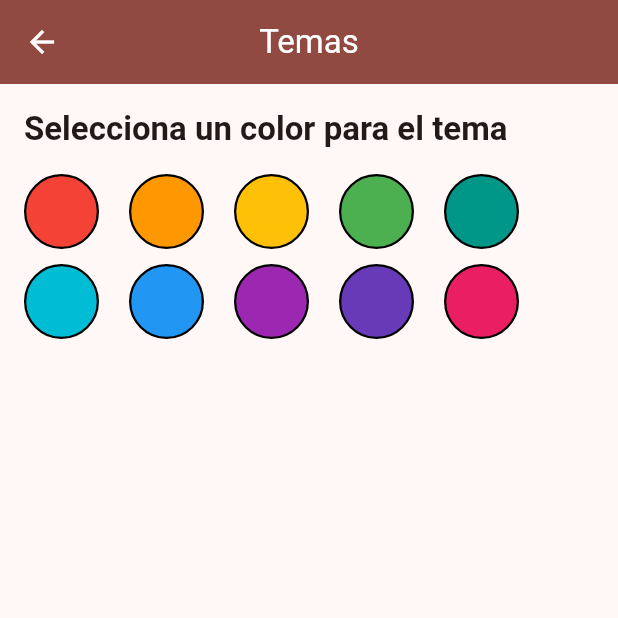
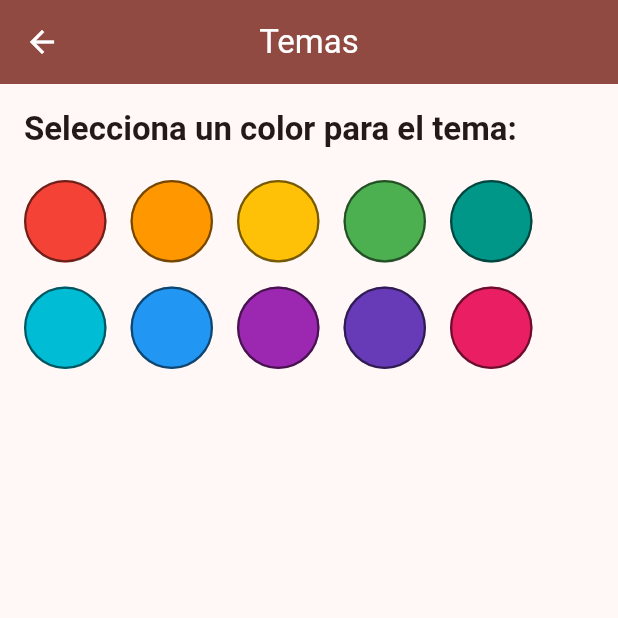
Before and after one commit to Dano442/fablab_app, a Flutter app: the ProfileThemesScreen screen opened directly, on a phone screen of 412 x 824 dp, the top half of it. Run offline on Flutter 3.47's test engine with Material 3 defaults, Android fonts, the phone set to English and light mode, and no system bars; our stand-ins replace flutter_secure_storage, go_router; accounts and stored records are empty.

Commit message:
Código respaldo 27/10

```diff
--- a/lib/config/router/app_router.dart
+++ b/lib/config/router/app_router.dart
@@ -0,0 +1,54 @@
+import 'package:fablab_app/presentation/screens/profile/profile_details_screen';
+import 'package:flutter/material.dart';
+import 'package:go_router/go_router.dart';
+import 'package:fablab_app/presentation/screens/profile/profile_screen.dart';
+import 'package:fablab_app/presentation/screens/profile/profile_themes_screen.dart';
+import 'package:fablab_app/presentation/screens/request/request_screen.dart';
+import 'package:fablab_app/presentation/screens/home/home_screen.dart';
+import 'package:fablab_app/presentation/screens/main_home/main_home_screen.dart';
+import 'package:fablab_app/presentation/screens/project/project_screen.dart';
+import 'package:fablab_app/presentation/screens/users/users_screen.dart';
+import 'package:fablab_app/presentation/screens/news/news_screen.dart';
+import 'package:fablab_app/presentation/screens/inventory/inventory_screen.dart';
+
+// 👇 Se necesita esta clave para rutas que van fuera del Shell
+final _rootNavigatorKey = GlobalKey<NavigatorState>();
+
+final appRouter = GoRouter(
+  initialLocation: '/main_home',
+  navigatorKey: _rootNavigatorKey,
+  routes: [
+    ShellRoute(
+      builder: (context, state, child) => HomeScreen(child: child),
+      routes: [
+        GoRoute(path: '/main_home', builder: (context, state) => const MainHomeScreen()),
+        GoRoute(path: '/projects', builder: (context, state) => const ProjectScreen()),
+        GoRoute(path: '/users', builder: (context, state) => const UsersScreen()),
+        GoRoute(path: '/news', builder: (context, state) => const NewsScreen()),
+        GoRoute(path: '/inventory', builder: (context, state) => const InventoryScreen()),
+      ],
+    ),
+
+    // --- RUTAS INDEPENDIENTES (fuera del Shell) ---
+    GoRoute(
+      path: '/profile',
+      parentNavigatorKey: _rootNavigatorKey,
+      builder: (context, state) => const ProfileScreen(),
+    ),
+    GoRoute(
+      path: '/profile/details',
+      parentNavigatorKey: _rootNavigatorKey,
+      builder: (context, state) => const ProfileDetailsScreen(),
+    ),
+    GoRoute(
+      path: '/profile/themes',
+      parentNavigatorKey: _rootNavigatorKey,
+      builder: (context, state) => const ProfileThemesScreen(),
+    ),
+    GoRoute(
+      path: '/request',
+      parentNavigatorKey: _rootNavigatorKey,
+      builder: (context, state) => const RequestScreen(),
+    ),
+  ],
+);
--- a/lib/presentation/screens/profile/profile_themes_screen.dart
+++ b/lib/presentation/screens/profile/profile_themes_screen.dart
@@ -1,71 +1,73 @@
-// Archivo: profile_themes.dart
+// lib/presentation/screens/profile/profile_themes_screen.dart
+
 import 'package:flutter/material.dart';
-import 'package:fablab_app/main.dart';
 import 'package:fablab_app/config/theme/app_theme.dart';
+import 'package:fablab_app/main.dart'; // 👈 para acceder a MainApp.of(context)
 
 class ProfileThemesScreen extends StatelessWidget {
   const ProfileThemesScreen({super.key});
 
   @override
   Widget build(BuildContext context) {
+    final colors = Theme.of(context).colorScheme;
+    final textTheme = Theme.of(context).textTheme;
+
     return Scaffold(
       appBar: AppBar(
         title: const Text('Temas'),
-        backgroundColor: Theme.of(context).colorScheme.primary,
-        foregroundColor: Theme.of(context).colorScheme.onPrimary,
+        backgroundColor: colors.primary,
+        foregroundColor: colors.onPrimary,
+        leading: IconButton(
+          icon: Icon(Icons.arrow_back, color: colors.onPrimary),
+          onPressed: () => Navigator.pop(context), // 🔙 volver atrás
         ),
-      body: ListView(
-        children: [
-          _buildColorSelectionSection(context),
-        ],
       ),
-    );
-  }
-
-  Widget _buildColorSelectionSection(BuildContext context) {
-    final colors = Theme.of(context).colorScheme;
-    final textTheme = Theme.of(context).textTheme;
-
-    return Padding(
+      body: Padding(
         padding: const EdgeInsets.all(16),
         child: Column(
           crossAxisAlignment: CrossAxisAlignment.start,
           children: [
             Text(
-            'Selecciona un color para el tema',
+              'Selecciona un color para el tema:',
               style: textTheme.titleLarge?.copyWith(
                 fontWeight: FontWeight.bold,
                 color: colors.onSurface,
               ),
             ),
-          const SizedBox(height: 16),
+            const SizedBox(height: 20),
             Wrap(
-            spacing: 20,
-            runSpacing: 10,
-            children: colorList.asMap().entries.map((entry) {
-              final int index = entry.key;
-              final Color color = entry.value;
+              spacing: 16,
+              runSpacing: 16,
+              children: List.generate(colorList.length, (index) {
+                final color = colorList[index];
                 return GestureDetector(
                   onTap: () {
-
                     MainApp.of(context).setTheme(index);
+                    ScaffoldMessenger.of(context).showSnackBar(
+                      SnackBar(
+                        content: Text('Tema cambiado correctamente'),
+                        behavior: SnackBarBehavior.floating,
+                        duration: const Duration(seconds: 1),
+                      ),
+                    );
                   },
                   child: Container(
-                  width: 50,
-                  height: 50,
+                    width: 55,
+                    height: 55,
                     decoration: BoxDecoration(
                       color: color,
                       shape: BoxShape.circle,
                       border: Border.all(
-                      color: Colors.black,
+                        color: Colors.black54,
                         width: 1.5,
                       ),
                     ),
                   ),
                 );
-            }).toList(),
+              }),
             ),
           ],
+        ),
       ),
     );
   }
--- a/lib/presentation/widgets/widgets.dart
+++ b/lib/presentation/widgets/widgets.dart
@@ -1 +1 @@
-export 'shared/custom_bottom_navegation.dart';
+export 'shared/custom_bottom_navigation.dart';
--- a/pubspec.yaml
+++ b/pubspec.yaml
@@ -10,6 +10,7 @@ dependencies:
   flutter:
     sdk: flutter
   go_router: ^16.2.4
+  flutter_secure_storage: ^9.0.0
 
 dev_dependencies:
   flutter_test:
```
Also changed, not shown: lib/config/theme/app_theme.dart (+8 -15 lines), lib/main.dart (+27 -7 lines), lib/presentation/screens/home/home_screen.dart (+55 -60 lines), lib/presentation/screens/profile/profile_screen.dart (+24 -26 lines), lib/presentation/screens/request/request_screen.dart (+61 -30 lines), lib/presentation/widgets/shared/custom_bottom_navigation.dart (renamed from lib/presentation/widgets/shared/custom_bottom_navegation.dart, +15 -15 lines), pubspec.lock, 6 other files. Lines whose indentation alone changed are shown as unchanged.
